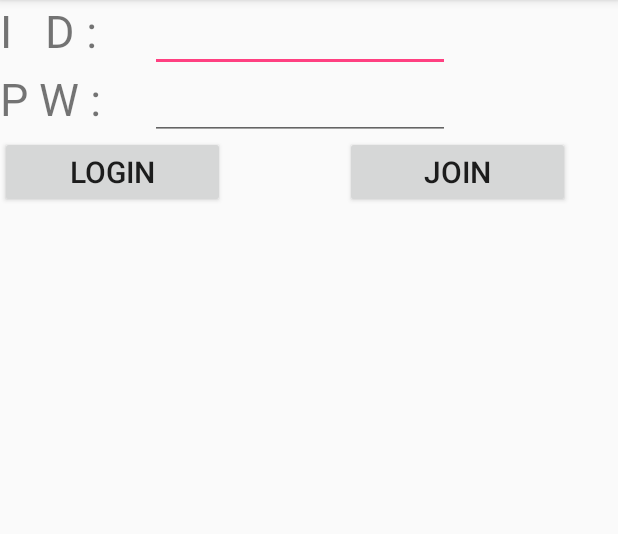
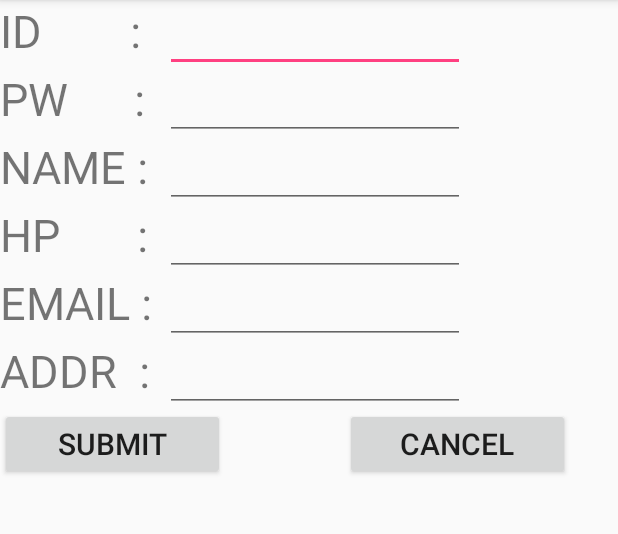
Before and after one commit to seonun2/UniApplication, an Android app: the JoinActivity screen opened directly, with no data from a screen before it, on a phone screen of 412 x 824 dp, the part 84-618 px from its top. Run offline under Robolectric (Android 15) with nearby library versions, the phone set to English and light mode, and no system bars.

Commit message:
db create commit

```diff
--- a/app/src/main/java/com/app/my/uniapplication/member/JoinActivity.java
+++ b/app/src/main/java/com/app/my/uniapplication/member/JoinActivity.java
@@ -1,15 +1,75 @@
 package com.app.my.uniapplication.member;
 
+import android.content.Intent;
 import android.os.Bundle;
 import android.support.v7.app.AppCompatActivity;
+import android.view.View;
+import android.widget.Button;
+import android.widget.EditText;
+import android.widget.Toast;
 
+import com.app.my.uniapplication.MainActivity;
 import com.app.my.uniapplication.R;
+import com.app.my.uniapplication.util.Retval;
 
-public class JoinActivity extends AppCompatActivity {
+public class JoinActivity extends AppCompatActivity implements View.OnClickListener{
+    EditText et_id, et_pw, et_name, et_hp, et_addr, et_email;
+    Button bt_submit, bt_cancel;
+
+    MemberService service;
+    MemberDto paramDto = new MemberDto();
+    MemberDto resultDto = new MemberDto();
 
     @Override
     protected void onCreate(Bundle savedInstanceState) {
         super.onCreate(savedInstanceState);
         setContentView(R.layout.activity_join);
+
+        et_id = (EditText) findViewById(R.id.et_id);
+        et_pw = (EditText) findViewById(R.id.et_pw);
+        et_name = (EditText) findViewById(R.id.et_name);
+        et_hp = (EditText) findViewById(R.id.et_hp);
+        et_addr = (EditText) findViewById(R.id.et_addr);
+        et_email = (EditText) findViewById(R.id.et_email);
+
+        bt_submit = (Button) findViewById(R.id.bt_submit);
+        bt_cancel = (Button) findViewById(R.id.bt_cancel);
+
+        bt_submit.setOnClickListener(this);
+        bt_cancel.setOnClickListener(this);
+    }
+
+    @Override
+    public void onClick(View v) {
+
+        paramDto.setId(et_id.getText().toString());
+        paramDto.setPw(et_pw.getText().toString());
+        paramDto.setHp(et_hp.getText().toString());
+        paramDto.setEmail(et_email.getText().toString());
+        paramDto.setAddress(et_addr.getText().toString());
+        paramDto.setName(et_name.getText().toString());
+
+        service = new MemberServiceImpl(this.getApplicationContext());
+
+        switch (v.getId()){
+            case (R.id.bt_submit) :
+                Retval val = service.join(paramDto);
+                if("SUCCESS".equals(val.getMessage())){
+
+                    Toast.makeText(JoinActivity.this, "회원가입을 성공하셨습니다.", Toast.LENGTH_LONG).show();
+                    startActivity(new Intent(JoinActivity.this, LoginActivity.class));
+
+                }else{
+                    Toast.makeText(JoinActivity.this, "회원가입을 실패하셨습니다.", Toast.LENGTH_LONG).show();
+                    startActivity(new Intent(JoinActivity.this, LoginActivity.class));
+                }
+
+                break;
+
+            case (R.id.bt_cancel) :
+                Toast.makeText(JoinActivity.this, "회원가입을 취소하셨습니다.", Toast.LENGTH_LONG).show();
+                startActivity(new Intent(JoinActivity.this, MainActivity.class));
+                break;
+        }
     }
 }
--- a/app/src/main/java/com/app/my/uniapplication/member/MemberService.java
+++ b/app/src/main/java/com/app/my/uniapplication/member/MemberService.java
@@ -1,4 +1,6 @@
 package com.app.my.uniapplication.member;
+
+import com.app.my.uniapplication.util.Retval;
 
 /**
  * Created by 1027 on 2016-10-01.
@@ -6,5 +8,5 @@ package com.app.my.uniapplication.member;
 
 public interface MemberService {
     public MemberDto login(MemberDto memberDto);
-    public MemberDto join(MemberDto memberDto);
+    public Retval join(MemberDto memberDto);
 }
--- a/app/src/main/res/layout/activity_join.xml
+++ b/app/src/main/res/layout/activity_join.xml
@@ -9,10 +9,10 @@
         android:layout_width="match_parent"
         android:orientation="horizontal">
         <TextView
-            android:layout_width="100dp"
+            android:layout_width="110dp"
             android:layout_height="wrap_content"
             android:textSize="30dp"
-            android:text="I   D : " />
+            android:text="ID        : " />
         <EditText
             android:layout_width="200dp"
             android:layout_height="wrap_content"
@@ -23,31 +23,85 @@
         android:layout_width="match_parent"
         android:orientation="horizontal">
         <TextView
-            android:layout_width="100dp"
+            android:layout_width="110dp"
             android:layout_height="wrap_content"
             android:textSize="30dp"
-            android:text="P W : " />
+            android:text="PW      : " />
         <EditText
             android:layout_width="200dp"
             android:layout_height="wrap_content"
             android:id="@+id/et_pw" />
+    </LinearLayout>
+    <LinearLayout android:layout_height="wrap_content"
+        android:layout_width="match_parent"
+        android:orientation="horizontal">
+        <TextView
+            android:layout_width="110dp"
+            android:layout_height="wrap_content"
+            android:textSize="30dp"
+            android:text="NAME : " />
+        <EditText
+            android:layout_width="200dp"
+            android:layout_height="wrap_content"
+            android:id="@+id/et_name" />
 
     </LinearLayout>
+    <LinearLayout android:layout_height="wrap_content"
+        android:layout_width="match_parent"
+        android:orientation="horizontal">
+        <TextView
+            android:layout_width="110dp"
+            android:layout_height="wrap_content"
+            android:textSize="30dp"
+            android:text="HP       : " />
+        <EditText
+            android:layout_width="200dp"
+            android:layout_height="wrap_content"
+            android:id="@+id/et_hp" />
+    </LinearLayout>
+    <LinearLayout android:layout_height="wrap_content"
+        android:layout_width="match_parent"
+        android:orientation="horizontal">
+        <TextView
+            android:layout_width="110dp"
+            android:layout_height="wrap_content"
+            android:textSize="30dp"
+            android:text="EMAIL : " />
+        <EditText
+            android:layout_width="200dp"
+            android:layout_height="wrap_content"
+            android:id="@+id/et_email" />
+
+    </LinearLayout>
+    <LinearLayout android:layout_height="wrap_content"
+        android:layout_width="match_parent"
+        android:orientation="horizontal">
+        <TextView
+            android:layout_width="110dp"
+            android:layout_height="wrap_content"
+            android:textSize="30dp"
+            android:text="ADDR  : " />
+        <EditText
+            android:layout_width="200dp"
+            android:layout_height="wrap_content"
+            android:id="@+id/et_addr" />
+    </LinearLayout>
+
     <LinearLayout android:layout_height="wrap_content"
         android:layout_width="match_parent"
         android:orientation="horizontal">
         <Button
             android:layout_width="150dp"
             android:layout_height="wrap_content"
-            android:id="@+id/bt_login"
-            android:text="LOGIN"
+            android:id="@+id/bt_submit"
+            android:text="SUBMIT"
             android:textSize="20dp"
             />
         <Button
             android:layout_width="150dp"
             android:layout_height="wrap_content"
-            android:id="@+id/bt_join"
-            android:text="JOIN"
+            android:id="@+id/bt_cancel"
+            android:text="CANCEL"
             android:textSize="20dp"
             android:layout_marginLeft="80dp"
             />
```
Also changed, not shown: app/src/main/java/com/app/my/uniapplication/member/LoginActivity.java (+5 -2 lines), app/src/main/java/com/app/my/uniapplication/member/MemberDao.java (+34 -5 lines), app/src/main/java/com/app/my/uniapplication/member/MemberDto.java (+9 -9 lines), app/src/main/java/com/app/my/uniapplication/member/MemberServiceImpl.java (+19 -3 lines), app/src/main/java/com/app/my/uniapplication/util/Retval.java (added, +17 -0 lines).
